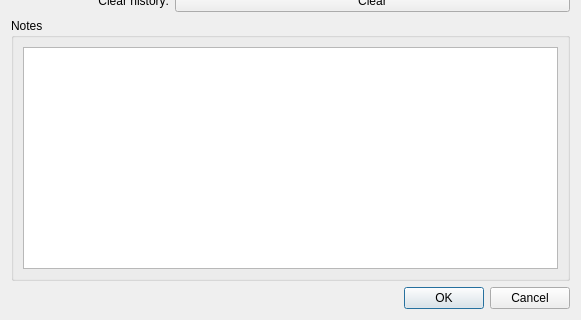
Qt form src/modules/im/src/widget/form/aboutfriendform.ui (okstar-org/ok-msg-desktop) before a commit; both pictures show x 0 to 581 and y 258 to 578 of the 581 by 578 pixel window.
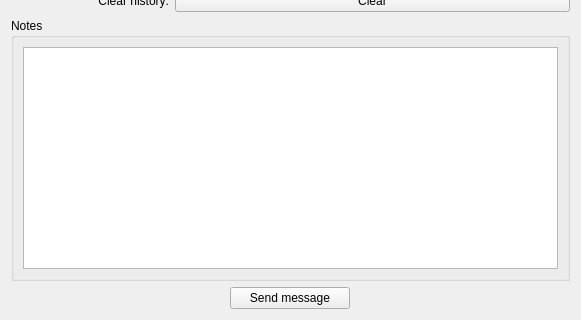
The same form after that commit. Icons and pictures are not drawn.

What changed in the file:
```diff
--- a/src/modules/im/src/widget/form/aboutfriendform.ui
+++ b/src/modules/im/src/widget/form/aboutfriendform.ui
@@ -13,8 +13,8 @@
   <property name="windowTitle">
    <string>Dialog</string>
   </property>
-  <layout class="QVBoxLayout" name="verticalLayout_4">
-   <item>
+  <layout class="QGridLayout" name="gridLayout">
+   <item row="0" column="0">
     <layout class="QVBoxLayout" name="verticalLayout">
      <item>
       <layout class="QGridLayout" name="avatarLayout">
@@ -104,7 +104,7 @@
      </item>
     </layout>
    </item>
-   <item>
+   <item row="1" column="0">
     <layout class="QGridLayout" name="infoLayout">
      <item row="6" column="1">
       <widget class="QCheckBox" name="autoacceptfile">
@@ -242,7 +242,7 @@
      </item>
     </layout>
    </item>
-   <item>
+   <item row="2" column="0">
     <widget class="QGroupBox" name="groupBox">
      <property name="title">
       <string>Notes</string>
@@ -264,15 +264,25 @@
      </layout>
     </widget>
    </item>
-   <item>
-    <widget class="QDialogButtonBox" name="buttonBox">
-     <property name="orientation">
-      <enum>Qt::Horizontal</enum>
+   <item row="3" column="0">
+    <layout class="QHBoxLayout" name="horizontalLayout">
+     <property name="spacing">
+      <number>6</number>
      </property>
-     <property name="standardButtons">
-      <set>QDialogButtonBox::Cancel|QDialogButtonBox::Ok</set>
-     </property>
-    </widget>
+     <item>
+      <widget class="QPushButton" name="sendMessage">
+       <property name="maximumSize">
+        <size>
+         <width>120</width>
+         <height>60</height>
+        </size>
+       </property>
+       <property name="text">
+        <string>Send message</string>
+       </property>
+      </widget>
+     </item>
+    </layout>
    </item>
   </layout>
  </widget>
```
Left out of the diff: 35 changed lines with no effect on the pictures.
